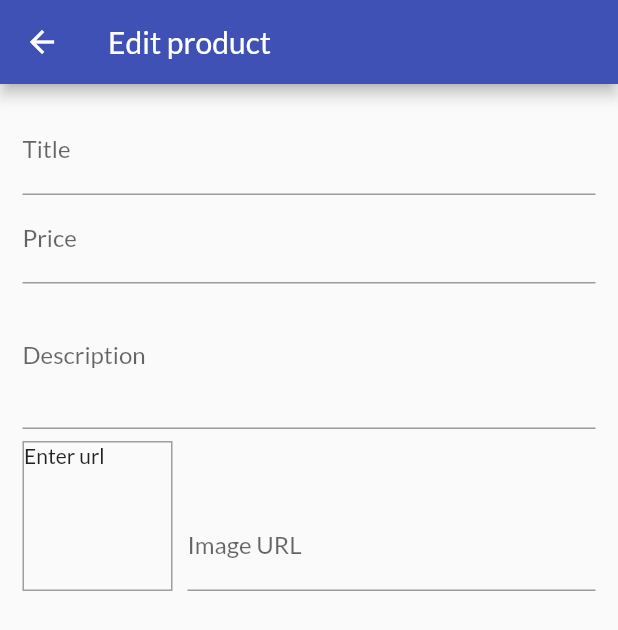
After one commit to Jbhaliyan/shoppie, a Flutter app: the EditProductScreen screen opened by its route, on a phone screen of 412 x 824 dp. The commit adds this screen. Shown: the top 630 px of the screen. Run offline on Flutter 3.47's test engine with Material 2 defaults, Android fonts, the light colour scheme and no system bars; network calls fail.

Commit message:
app drawer, product screen

```diff
--- a/lib/main.dart
+++ b/lib/main.dart
@@ -1,8 +1,10 @@
 import 'package:flutter/material.dart';
 import 'package:provider/provider.dart';
+import 'package:the_shop_practice/screens/edit_product_screen.dart';
 import 'package:the_shop_practice/screens/orders_screen.dart';
 import 'package:the_shop_practice/screens/product_detail_screen.dart';
 import 'package:the_shop_practice/screens/products_overview.dart';
+import 'package:the_shop_practice/screens/user_products_Screen.dart';
 import 'package:the_shop_practice/utilities/providers/cart.dart';
 import 'package:the_shop_practice/utilities/providers/products_provider.dart';
 
@@ -43,6 +45,8 @@ class MyApp extends StatelessWidget {
           ProductDetailScreen.routeName: (ctx) => ProductDetailScreen(),
           CartScreen.routeName: (ctx) => CartScreen(),
           OrdersScreen.routename: (ctx) => OrdersScreen(),
+          UserProductsScreen.routeName: (ctx) => UserProductsScreen(),
+          EditProductScreen.routeName: (ctx) => EditProductScreen(),
         },
       ),
     );
--- /dev/null
+++ b/lib/screens/edit_product_screen.dart
@@ -0,0 +1,92 @@
+import 'package:flutter/material.dart';
+
+class EditProductScreen extends StatefulWidget {
+  // const EditProductScreen({ Key? key }) : super(key: key);
+  static const routeName = '/editproduct';
+  @override
+  _EditProductScreenState createState() => _EditProductScreenState();
+}
+
+class _EditProductScreenState extends State<EditProductScreen> {
+  final _priceFocusNode = FocusNode();
+  final _descriptionFocusNode = FocusNode();
+  final _imageUrlController = TextEditingController();
+  final _imageUrlFocusNode = FocusNode();
+  @override
+  void dispose() {
+    _priceFocusNode.dispose();
+    _descriptionFocusNode.dispose();
+    _imageUrlController.dispose();
+    _imageUrlFocusNode.dispose();
+    super.dispose();
+  }
+
+  @override
+  Widget build(BuildContext context) {
+    return Scaffold(
+      appBar: AppBar(
+        title: Text("Edit product"),
+      ),
+      body: Padding(
+        padding: const EdgeInsets.all(15.0),
+        child: Form(
+          child: ListView(
+            children: [
+              TextFormField(
+                decoration: InputDecoration(labelText: 'Title'),
+                textInputAction: TextInputAction.next,
+                //when this input is submitted focus the element with _priceFocusNode.
+                onFieldSubmitted: (_) {
+                  FocusScope.of(context).requestFocus(_priceFocusNode);
+                },
+              ),
+              TextFormField(
+                decoration: InputDecoration(labelText: 'Price'),
+                textInputAction: TextInputAction.next,
+                keyboardType: TextInputType.number,
+                focusNode: _priceFocusNode,
+                onFieldSubmitted: (_) {
+                  Focus.of(context).requestFocus(_descriptionFocusNode);
+                },
+              ),
+              TextFormField(
+                decoration: InputDecoration(labelText: 'Description'),
+                maxLines: 3,
+                keyboardType: TextInputType.multiline,
+                focusNode: _descriptionFocusNode,
+              ),
+              Row(
+                crossAxisAlignment: CrossAxisAlignment.end,
+                children: [
+                  Container(
+                    width: 100,
+                    height: 100,
+                    margin: EdgeInsets.only(top: 8, right: 10),
+                    decoration: BoxDecoration(
+                      border: Border.all(width: 1, color: Colors.grey),
+                    ),
+                    child: _imageUrlController.text.isEmpty
+                        ? Text("Enter url")
+                        : FittedBox(
+                            child: Image.network(_imageUrlController.text,
+                                fit: BoxFit.cover),
+                          ),
+                  ),
+                  Expanded(
+                    child: TextFormField(
+                      decoration: InputDecoration(labelText: 'Image URL'),
+                      textInputAction: TextInputAction.done,
+                      keyboardType: TextInputType.url,
+                      controller: _imageUrlController,
+                      focusNode: _imageUrlFocusNode,
+                    ),
+                  ),
+                ],
+              )
+            ],
+          ),
+        ),
+      ),
+    );
+  }
+}
--- a/lib/utilities/widgets/app_drawer.dart
+++ b/lib/utilities/widgets/app_drawer.dart
@@ -1,5 +1,6 @@
 import 'package:flutter/material.dart';
 import 'package:the_shop_practice/screens/orders_screen.dart';
+import 'package:the_shop_practice/screens/user_products_Screen.dart';
 
 class AppDrawer extends StatelessWidget {
   // const AppDrawer({ Key? key }) : super(key: key);
@@ -30,6 +31,15 @@ class AppDrawer extends StatelessWidget {
                   .pushReplacementNamed(OrdersScreen.routename);
             },
           ),
+          Divider(),
+          ListTile(
+            leading: Icon(Icons.edit),
+            title: Text("Manage Products"),
+            onTap: () {
+              Navigator.of(context)
+                  .pushReplacementNamed(UserProductsScreen.routeName);
+            },
+          ),
         ],
       ),
     );
```
Also changed, not shown: lib/screens/user_products_Screen.dart (added, +43 -0 lines), lib/utilities/providers/cart.dart (+17 -0 lines), lib/utilities/widgets/cart_item.dart (+24 -0 lines), lib/utilities/widgets/product_item.dart (+15 -0 lines), lib/utilities/widgets/user_product_item.dart (added, +36 -0 lines).
